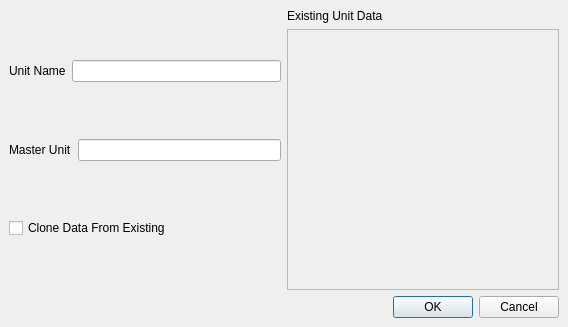
Old version of the form newunitdialog.ui in the repository fjpereny/konverter.
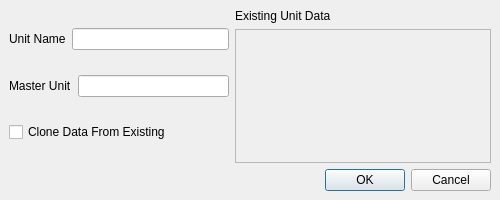
New version of the form.

The edit to the form file:
```diff
--- a/newunitdialog.ui
+++ b/newunitdialog.ui
@@ -9,8 +9,8 @@
    <rect>
     <x>0</x>
     <y>0</y>
-    <width>568</width>
-    <height>327</height>
+    <width>500</width>
+    <height>200</height>
    </rect>
   </property>
   <property name="windowTitle">
```
